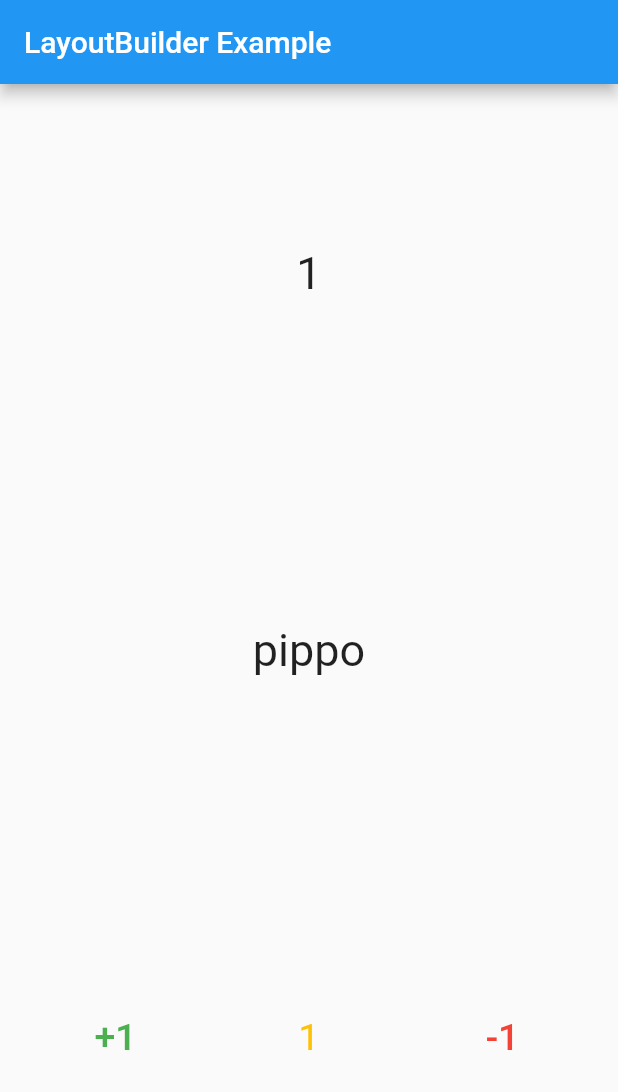
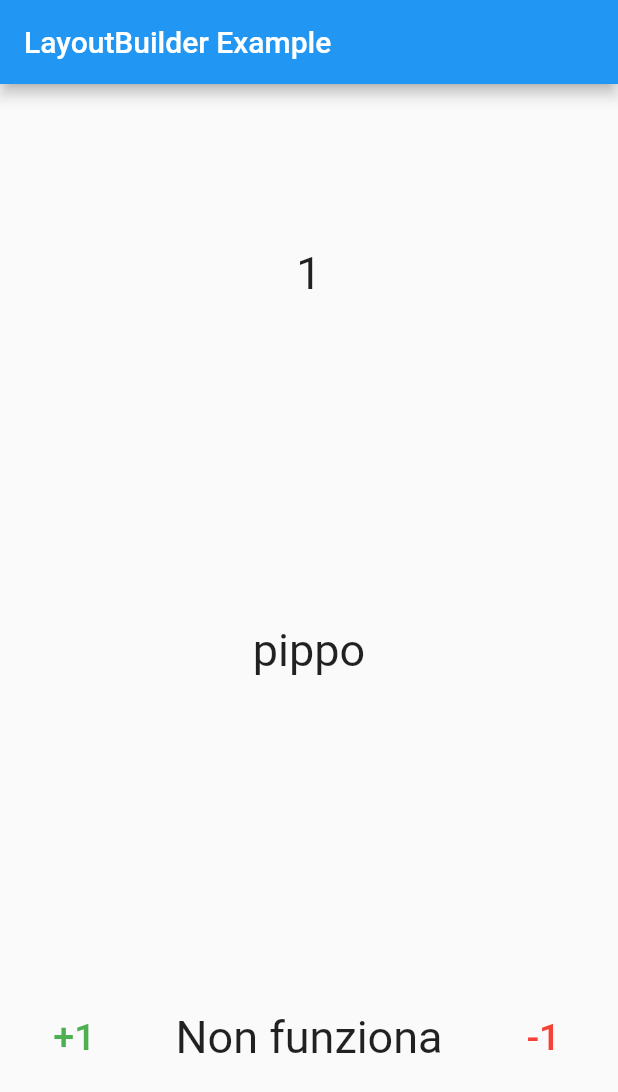
Before and after one commit to borsettoantonio/mysample, a Flutter app: the screen it shows after launch, after a tap on "+1", on a phone screen of 412 x 824 dp. Shown: the top 1092 px of the screen. Run offline on Flutter 3.47's test engine with Material 2 defaults, Android fonts, the phone set to English and light mode, and no system bars.

```diff
--- a/lib/main.dart
+++ b/lib/main.dart
@@ -27,14 +27,15 @@ class DemoPage extends StatelessWidget {
   Widget build(BuildContext context) {
     debugPrint("_DemoPageState");
 
-    final counter = Provider.of<CounterModel>(context);
+    final counter = Provider.of<CounterModel>(context, listen: false);
     return Scaffold(
         appBar: AppBar(title: const Text('LayoutBuilder Example')),
         body: Center(
           child: Column(
             mainAxisAlignment: MainAxisAlignment.spaceAround,
             children: [
-              WidgetB(s: "${counter.currentCount}"),
+              //WidgetB(s: "${counter.currentCount}"),
+              WidgetB(),
               WidgetC(),
               Row(
                 mainAxisAlignment: MainAxisAlignment.spaceAround,
@@ -43,8 +44,10 @@ class DemoPage extends StatelessWidget {
                       onPressed: () => counter.increment(),
                       child: const Text("+1",
                           style: TextStyle(color: Colors.green, fontSize: 25))),
-                  Text("${counter.currentCount}",
-                      style: TextStyle(color: Colors.amber, fontSize: 25)),
+                  Text("Non funziona",
+                      style: const TextStyle(
+                        fontSize: 30,
+                      )),
                   TextButton(
                       onPressed: counter.decrement,
                       child: const Text("-1",
@@ -58,13 +61,16 @@ class DemoPage extends StatelessWidget {
 }
 
 class WidgetB extends StatelessWidget {
-  const WidgetB({super.key, required this.s});
-  final String s;
+  //const WidgetB({super.key, required this.s});
+  //final String s;
+
+  const WidgetB({super.key});
 
   @override
   Widget build(BuildContext context) {
     debugPrint("WidgetB");
-    return Text(s,
+    final counter = Provider.of<CounterModel>(context);
+    return Text("${counter.currentCount}",
         style: const TextStyle(
           fontSize: 30,
         ));
```
Also changed, not shown: 1 other file.
